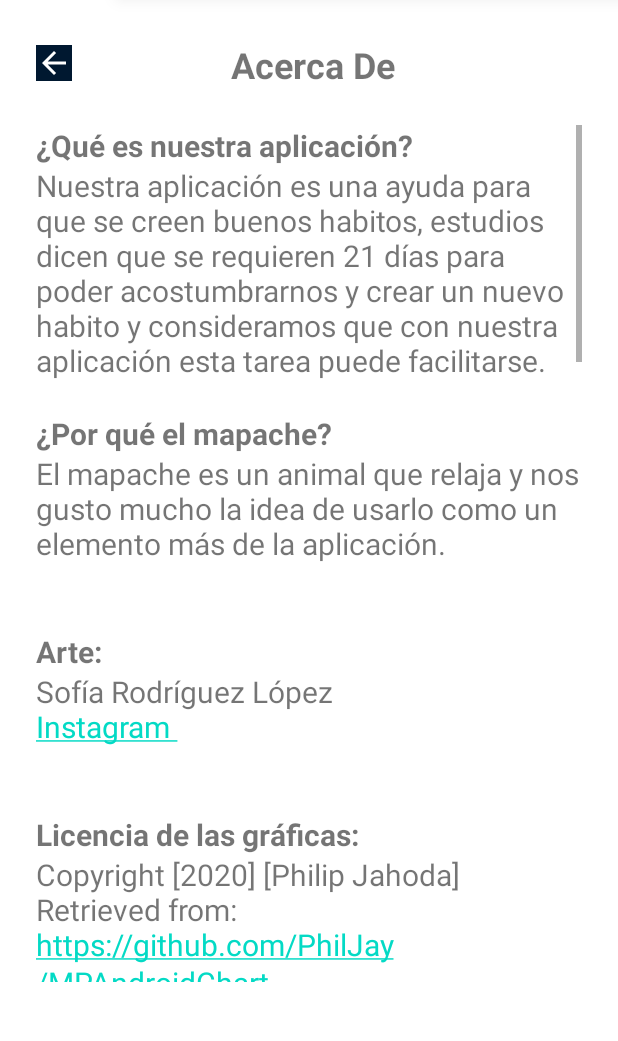
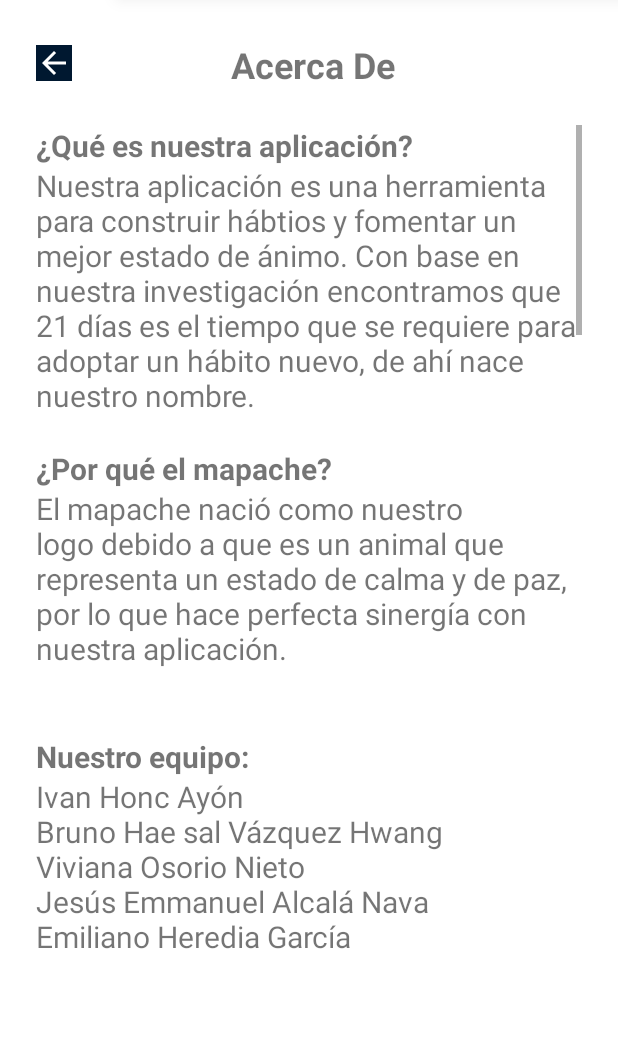
Before and after one commit to IvanHonc/21Days, an Android app: the screen it shows after launch once a user with an empty profile is signed in (MainActivity), after a tap on an icon or button, on a phone screen of 412 x 824 dp, the part 182-1223 px from its top. Run offline under Robolectric (Android 15) with nearby library versions, the light colour scheme and no system bars; our stand-ins replace Firebase (no records; nobody signed in at launch, a user with empty details on screens opened directly); libraries missing offline, so code that uses them is left out: com.firebase.ui.

Commit message:
Corrected acerca de and improved my habits

```diff
--- a/app/src/main/java/mx/itesm/tacos_de_tinga_19/veintiundias/AcercaDe.kt
+++ b/app/src/main/java/mx/itesm/tacos_de_tinga_19/veintiundias/AcercaDe.kt
@@ -35,13 +35,21 @@ class AcercaDe : Fragment() {
         val text = tVTextoGeneral
         text.movementMethod = LinkMovementMethod.getInstance()
         val texto = "<b>"+"¿Qué es nuestra aplicación?"+"</b><br>"+
-                "Nuestra aplicación es una ayuda para que se creen buenos habitos, estudios dicen que se " +
-                "requieren 21 días para poder acostumbrarnos y crear un nuevo habito y consideramos" +
-                " que con nuestra aplicación esta tarea puede facilitarse.<br><br>" +
+                "Nuestra aplicación es una herramienta para construir hábtios y fomentar" +
+                " un mejor estado de ánimo. Con base en nuestra investigación encontramos que" +
+                " 21 días es el tiempo que se requiere para adoptar un hábito nuevo, de ahí nace" +
+                " nuestro nombre.<br><br>" +
                 "<b>"+"¿Por qué el mapache?"+"</b><br>"+
-                "El mapache es un animal que relaja y nos gusto mucho la idea de usarlo como" +
-                " un elemento más de la aplicación.<br><br>"+
+                "El mapache nació como nuestro logo debido a que es un animal que representa un estado" +
+                " de calma y de paz, por lo que hace perfecta sinergía con nuestra aplicación.<br><br>"+
 
+                "<br><b>Nuestro equipo:</b><br>"+
+                "Ivan Honc Ayón<br>"+
+                "Bruno Hae sal Vázquez Hwang<br>"+
+                "Viviana Osorio Nieto<br>"+
+                "Jesús Emmanuel Alcalá Nava<br>"+
+                "Emiliano Heredia García<br>"+
+                "<br>"+
 
                 "<br><b>Arte:</b><br>"+
                 "Sofía Rodríguez López<br>"+
@@ -68,7 +76,7 @@ class AcercaDe : Fragment() {
                 "limitations under the License.<br><br>"+
 
 
-                "<br><b>Licencia del Calendario:</b><br>"+
+                "<br><b>Licencia del calendario:</b><br>"+
                 "The MIT License (MIT)<br>" +
                 "<br>" +
                 "Copyright (c) [2018] [Sundeepk]<br>" +
```
Also changed, not shown: app/src/main/res/layout/renglon_habito.xml (+13 -2 lines).
